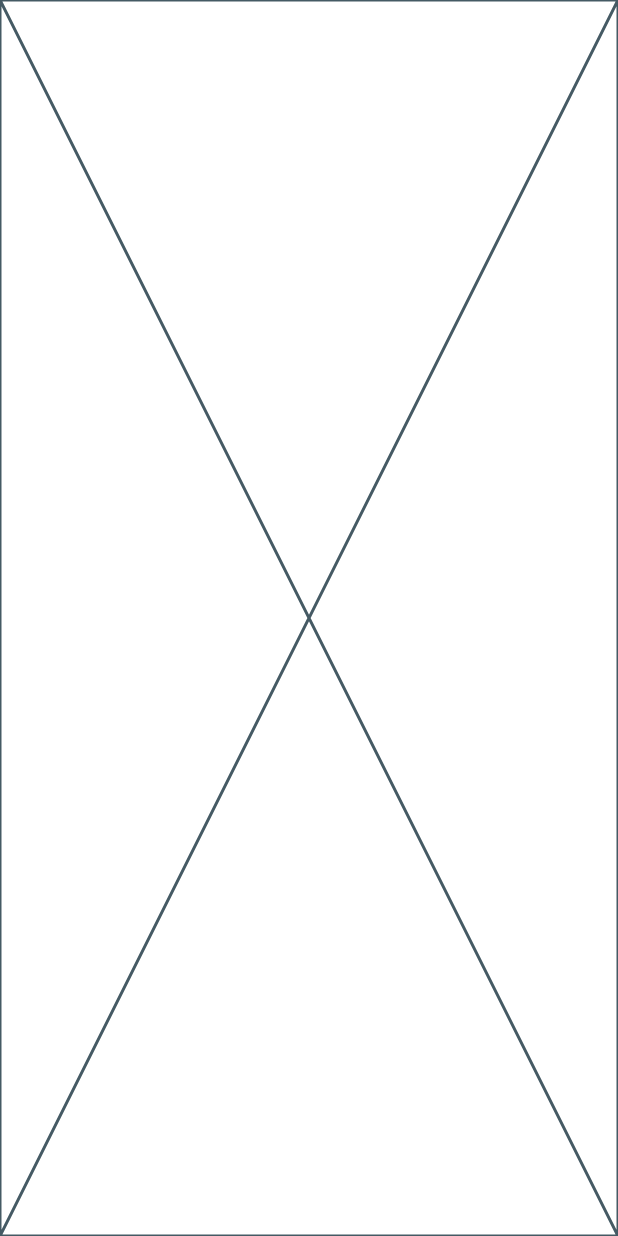
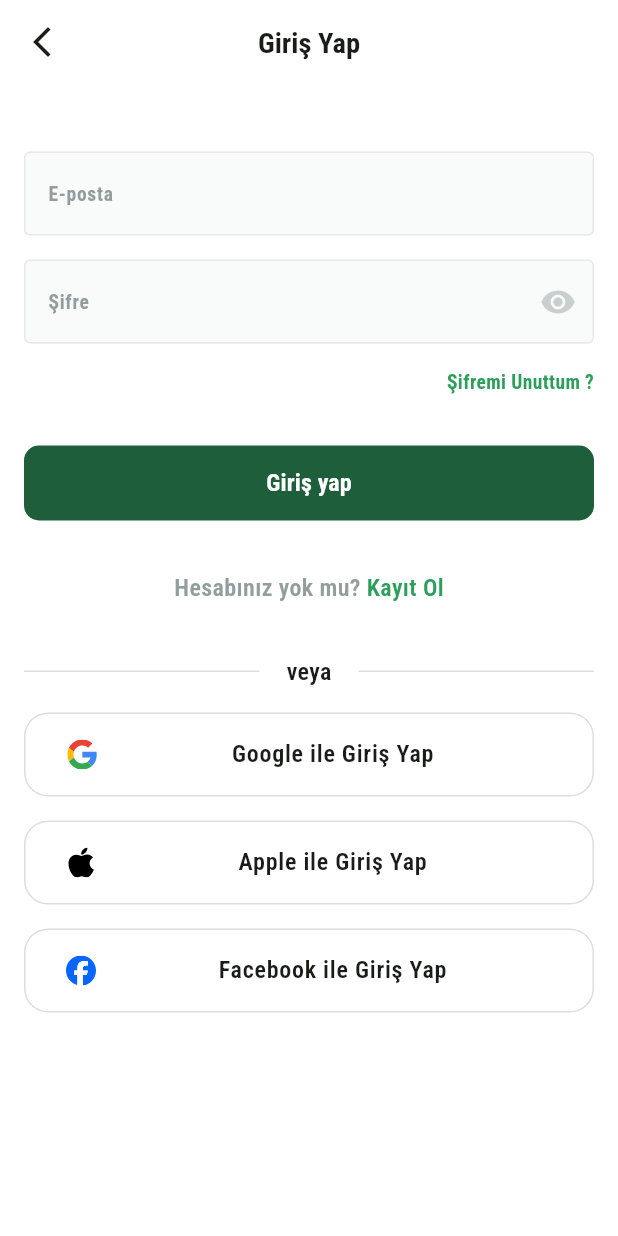
Before and after one commit to yamanturkmenoglu/Fruits_Box, a Flutter app: the screen it shows after launch, after a tap on "Geç", on a phone screen of 412 x 824 dp. Run offline on Flutter 3.47's test engine with Material 3 defaults, Android fonts, the light colour scheme and no system bars; our stand-ins replace dots_indicator, flutter_svg, shared_preferences.

Commit message:
login&signup uı done

```diff
--- a/fruits_box/lib/core/helper_functions/on_generate_routes.dart
+++ b/fruits_box/lib/core/helper_functions/on_generate_routes.dart
@@ -2,6 +2,8 @@ import 'package:flutter/material.dart';
 import 'package:fruits_box/features/auth/presentation/views/login_view.dart';
 import 'package:fruits_box/features/on_boarding/presentation/views/on_boarding_view.dart';
 import 'package:fruits_box/features/splash/presentation/views/splash_view.dart';
+
+import '../../features/auth/presentation/views/signup_view.dart';
 
 Route<dynamic> onGenerateRoutes(RouteSettings settings) {
   switch (settings.name) {
@@ -11,6 +13,8 @@ Route<dynamic> onGenerateRoutes(RouteSettings settings) {
       return MaterialPageRoute(builder: (_) => const OnBoardingView());
     case LoginView.routeName:
       return MaterialPageRoute(builder: (_) => const LoginView());
+    case SignupView.routeName:
+      return MaterialPageRoute(builder: (_) => const SignupView());
     default:
       return MaterialPageRoute(builder: (_) => const Scaffold());
   }
--- a/fruits_box/lib/core/utils/app_images.dart
+++ b/fruits_box/lib/core/utils/app_images.dart
@@ -2,9 +2,25 @@
 class Assets {
   Assets._();
 
+  /// Assets for imagesApplIcon
+  /// assets/images/appl_icon.svg
+  static const String imagesApplIcon = "assets/images/appl_icon.svg";
+
+  /// Assets for imagesCheck
+  /// assets/images/Check.svg
+  static const String imagesCheck = "assets/images/Check.svg";
+
   /// Assets for imagesCircles
   /// assets/images/Circles.svg
   static const String imagesCircles = "assets/images/Circles.svg";
+
+  /// Assets for imagesFacebookIcon
+  /// assets/images/facebook_icon.svg
+  static const String imagesFacebookIcon = "assets/images/facebook_icon.svg";
+
+  /// Assets for imagesGoogleIcon
+  /// assets/images/google_icon.svg
+  static const String imagesGoogleIcon = "assets/images/google_icon.svg";
 
   /// Assets for imagesLogo
   /// assets/images/logo.png
--- /dev/null
+++ b/fruits_box/lib/core/widget/custom_appbar.dart
@@ -0,0 +1,17 @@
+
+  import 'package:flutter/material.dart';
+import 'package:fruits_box/core/utils/app_text_style.dart';
+
+AppBar buildAppBar(context, {required String title}) {
+    return AppBar(
+      leading: GestureDetector(
+        onTap: () {
+          Navigator.pop(context);
+        },
+        child: Icon(Icons.arrow_back_ios_new),
+      ),
+      backgroundColor: Colors.white,
+      centerTitle: true,
+      title: Text(title, style: TextStyles.bold19, textAlign: TextAlign.center),
+    );
+  }
--- /dev/null
+++ b/fruits_box/lib/core/widget/custom_text_field.dart
@@ -0,0 +1,42 @@
+import 'package:flutter/material.dart';
+import 'package:fruits_box/core/utils/app_text_style.dart';
+
+class CustomTextFormField extends StatelessWidget {
+  const CustomTextFormField(
+      {super.key,
+      required this.hintText,
+      required this.textInputType,
+      this.suffixIcon,
+     });
+  final String hintText;
+  final TextInputType textInputType;
+  final Widget? suffixIcon;
+
+  @override
+  Widget build(BuildContext context) {
+    return TextFormField(
+      keyboardType: textInputType,
+      decoration: InputDecoration(
+        suffixIcon: suffixIcon,
+        hintStyle: TextStyles.bold13.copyWith(
+          color: const Color(0xFF949D9E),
+        ),
+        hintText: hintText,
+        filled: true,
+        fillColor: const Color(0xFFF9FAFA),
+        border: buildBorder(),
+        enabledBorder: buildBorder(),
+        focusedBorder: buildBorder(),
+      ),
+    );
+  }
+  OutlineInputBorder buildBorder() {
+    return OutlineInputBorder(
+      borderRadius: BorderRadius.circular(4),
+      borderSide: const BorderSide(
+        width: 1,
+        color: Color(0xFFE6E9E9),
+      ),
+    );
+  }
+}
--- a/fruits_box/lib/features/auth/presentation/views/login_view.dart
+++ b/fruits_box/lib/features/auth/presentation/views/login_view.dart
@@ -1,10 +1,16 @@
 import 'package:flutter/material.dart';
+import 'package:fruits_box/features/auth/presentation/views/widget/login_view_body.dart';
+
+import '../../../../core/widget/custom_appbar.dart';
 
 class LoginView extends StatelessWidget {
   const LoginView({super.key});
-static const String routeName = 'login';
+  static const String routeName = 'login';
   @override
   Widget build(BuildContext context) {
-    return const Placeholder();
+    return Scaffold(
+      appBar: buildAppBar(context, title: 'Giriş Yap'),
+      body: LoginViewBody(),
+    );
   }
 }
--- /dev/null
+++ b/fruits_box/lib/features/auth/presentation/views/widget/custom_social_button.dart
@@ -0,0 +1,43 @@
+import 'package:flutter/material.dart';
+import 'package:flutter_svg/flutter_svg.dart';
+
+import '../../../../../core/utils/app_text_style.dart';
+
+class SocialLoginButton extends StatelessWidget {
+  const SocialLoginButton(
+      {super.key,
+      required this.image,
+      required this.title,
+      required this.onPressed});
+
+  final String image;
+  final String title;
+  final VoidCallback onPressed;
+  @override
+  Widget build(BuildContext context) {
+    return SizedBox(
+      width: double.infinity,
+      height: 56,
+      child: TextButton(
+        style: TextButton.styleFrom(
+          shape: RoundedRectangleBorder(
+            side: const BorderSide(color: Color(0xFFDCDEDE), width: 1),
+            borderRadius: BorderRadius.circular(16),
+          ),
+        ),
+        onPressed: onPressed,
+        child: ListTile(
+          visualDensity: const VisualDensity(
+            vertical: VisualDensity.minimumDensity,
+          ),
+          leading: SvgPicture.asset(image),
+          title: Text(
+            title,
+            textAlign: TextAlign.center,
+            style: TextStyles.semiBold16,
+          ),
+        ),
+      ),
+    );
+  }
+}
--- /dev/null
+++ b/fruits_box/lib/features/auth/presentation/views/widget/dont_haveanaccaount_widget.dart
@@ -0,0 +1,36 @@
+import 'package:flutter/gestures.dart';
+import 'package:flutter/material.dart';
+import '../../../../../core/utils/app_colors.dart';
+import '../../../../../core/utils/app_text_style.dart';
+import '../signup_view.dart';
+
+class DontHaveAnAccaountWidget extends StatelessWidget {
+  const DontHaveAnAccaountWidget({super.key});
+
+  @override
+  Widget build(BuildContext context) {
+    return Text.rich(
+      TextSpan(
+        children: [
+          TextSpan(
+            text: "Hesabınız yok mu? ",
+            style: TextStyles.semiBold16.copyWith(
+              color: const Color(0xFF949D9E),
+            ),
+          ),
+          TextSpan(
+            recognizer:
+                TapGestureRecognizer()
+                  ..onTap = () {
+                    Navigator.pushNamed(context, SignupView.routeName);
+                  },
+            text: "Kayıt Ol",
+            style: TextStyles.semiBold16.copyWith(
+              color: AppColors.lightPrimaryColor,
+            ),
+          ),
+        ],
+      ),
+    );
+  }
+}
--- /dev/null
+++ b/fruits_box/lib/features/auth/presentation/views/widget/login_view_body.dart
@@ -0,0 +1,75 @@
+import 'package:flutter/material.dart';
+import 'package:fruits_box/constants.dart';
+import 'package:fruits_box/core/utils/app_colors.dart';
+import 'package:fruits_box/core/utils/app_images.dart';
+import 'package:fruits_box/core/utils/app_text_style.dart';
+import 'package:fruits_box/core/widget/custom_button.dart';
+import 'package:fruits_box/core/widget/custom_text_field.dart';
+import 'package:fruits_box/features/auth/presentation/views/widget/custom_social_button.dart';
+import 'package:fruits_box/features/auth/presentation/views/widget/or_divider.dart';
+
+import 'dont_haveanaccaount_widget.dart';
+
+class LoginViewBody extends StatelessWidget {
+  const LoginViewBody({super.key});
+
+  @override
+  Widget build(BuildContext context) {
+    return SingleChildScrollView(
+      child: Padding(
+        padding: const EdgeInsets.symmetric(horizontal: KHorezentalPadding),
+        child: Column(
+          children: [
+            SizedBox(height: 45),
+            CustomTextFormField(
+              hintText: 'E-posta',
+              textInputType: TextInputType.emailAddress,
+            ),
+            SizedBox(height: 16),
+            CustomTextFormField(
+              suffixIcon: Icon(Icons.visibility, color: Color(0xffC9CECF)),
+              hintText: 'Şifre',
+              textInputType: TextInputType.visiblePassword,
+            ),
+            SizedBox(height: 16),
+            Row(
+              mainAxisAlignment: MainAxisAlignment.end,
+              children: [
+                Text(
+                  "Şifremi Unuttum ?",
+                  style: TextStyles.bold13.copyWith(
+                    color: AppColors.lightPrimaryColor,
+                  ),
+                ),
+              ],
+            ),
+            SizedBox(height: 33),
+            CustomButton(onPressed: () {}, title: "Giriş yap"),
+            SizedBox(height: 33),
+            DontHaveAnAccaountWidget(),
+            SizedBox(height: 33),
+            OrDivider(),
+            SizedBox(height: 16),
+            SocialLoginButton(
+              title: 'Google ile Giriş Yap',
+              image: Assets.imagesGoogleIcon,
+              onPressed: () {},
+            ),
+            SizedBox(height: 16),
+            SocialLoginButton(
+              title: 'Apple ile Giriş Yap',
+              image: Assets.imagesApplIcon,
+              onPressed: () {},
+            ),
+            SizedBox(height: 16),
+            SocialLoginButton(
+              title: 'Facebook ile Giriş Yap',
+              image: Assets.imagesFacebookIcon,
+              onPressed: () {},
+            ),
+          ],
+        ),
+      ),
+    );
+  }
+}
--- /dev/null
+++ b/fruits_box/lib/features/auth/presentation/views/widget/or_divider.dart
@@ -0,0 +1,20 @@
+import 'package:flutter/material.dart';
+
+import '../../../../../core/utils/app_text_style.dart';
+
+class OrDivider extends StatelessWidget {
+  const OrDivider({super.key});
+
+  @override
+  Widget build(BuildContext context) {
+    return const Row(
+      children: [
+        Expanded(child: Divider(color: Color(0xFFDCDEDE))),
+        SizedBox(width: 18),
+        Text('veya', textAlign: TextAlign.center, style: TextStyles.semiBold16),
+        SizedBox(width: 18),
+        Expanded(child: Divider(color: Color(0xFFDCDEDE))),
+      ],
+    );
+  }
+}
--- a/fruits_box/lib/main.dart
+++ b/fruits_box/lib/main.dart
@@ -1,5 +1,6 @@
 import 'package:flutter/material.dart';
 import 'package:fruits_box/core/services/shared_preferences_singleton.dart';
+import 'package:fruits_box/core/utils/app_colors.dart';
 
 import 'core/helper_functions/on_generate_routes.dart';
 import 'features/splash/presentation/views/splash_view.dart';
@@ -20,6 +21,7 @@
       onGenerateRoute: onGenerateRoutes,
       initialRoute: SplashView.routeName,
       theme: ThemeData(
+        colorScheme: ColorScheme.fromSeed(seedColor: AppColors.primaryColor),
         fontFamily: "Roboto",
         scaffoldBackgroundColor: Colors.white,
       ),
```
Also changed, not shown: fruits_box/lib/features/auth/presentation/views/signup_view.dart (added, +16 -0 lines), fruits_box/lib/features/auth/presentation/views/widget/custom_check_box.dart (added, +45 -0 lines), fruits_box/lib/features/auth/presentation/views/widget/haveanaccaount.dart (added, +35 -0 lines), fruits_box/lib/features/auth/presentation/views/widget/signup_view_body.dart (added, +45 -0 lines), fruits_box/lib/features/auth/presentation/views/widget/trems_and_conditions.dart (added, +64 -0 lines), fruits_box/assets/images/Check.svg (added), fruits_box/assets/images/appl_icon.svg (added), fruits_box/assets/images/facebook_icon.svg (added), fruits_box/assets/images/google_icon.svg (added).
